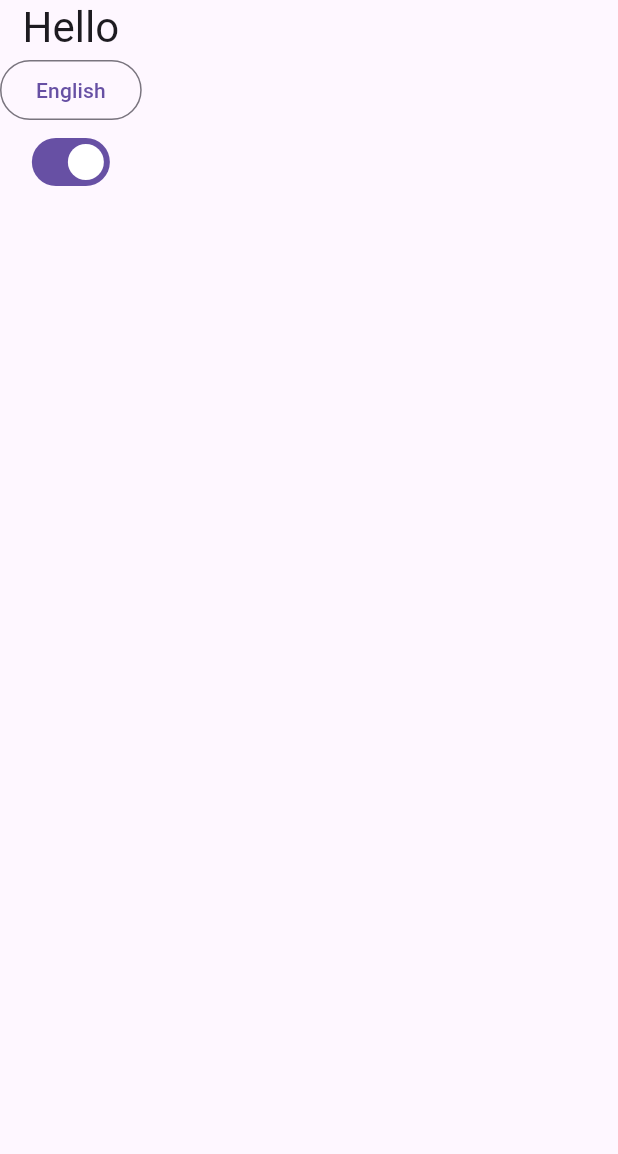
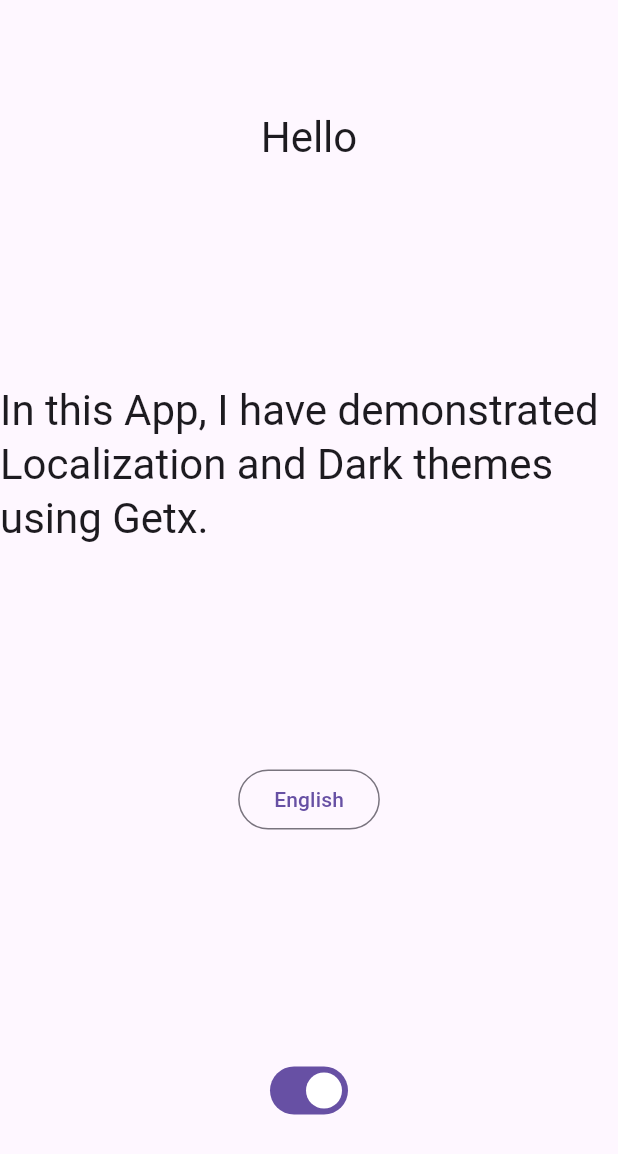
Before and after one commit to mehdinathani/flutter-getx-localization-demo, a Flutter app: the screen it shows after launch, on a phone screen of 412 x 824 dp. Shown: the top 1154 px of the screen. Run offline on Flutter 3.47's test engine with Material 3 defaults, Android fonts, the light colour scheme and no system bars; our stand-ins replace get.

Commit message:
update basic localization and dark theme

```diff
--- a/lib/home_view.dart
+++ b/lib/home_view.dart
@@ -14,11 +14,17 @@ class _HomeViewState extends State<HomeView> {
   @override
   Widget build(BuildContext context) {
     return Scaffold(
-      body: Column(
-        mainAxisAlignment: MainAxisAlignment.start,
+      body: Center(
+        child: Column(
+          mainAxisAlignment: MainAxisAlignment.spaceAround,
+          crossAxisAlignment: CrossAxisAlignment.center,
           children: [
             Text(
               'greeting'.tr,
+              style: Theme.of(context).textTheme.headlineMedium,
+            ),
+            Text(
+              'app_explain'.tr,
               style: Theme.of(context).textTheme.headlineMedium,
             ),
             OutlinedButton(
@@ -41,7 +47,9 @@ class _HomeViewState extends State<HomeView> {
                 });
               },
             ),
+            // Text("Switch to ${isLightTheme ? "Dart Theme" : "Light Theme"}")
           ],
+        ),
       ),
     );
   }
--- a/lib/languages.dart
+++ b/lib/languages.dart
@@ -5,12 +5,17 @@ class Launguages extends Translations {
   Map<String, Map<String, String>> get keys => {
         'ur_PK': {
           'greeting': 'سلام',
+          'app_explain':
+              "اس ایپ میں، میں نے گیٹ ایکس کا استعمال کرتے ہوئے لوکلائزیشن اور ڈارک تھیمز کا مظاہرہ کیا ہے۔"
         },
         'ja_JP': {
           'greeting': 'こんにちは',
+          'app_expain': "このアプリでは、Getx を使用してローカリゼーションとダーク テーマをデモンストレーションしました。"
         },
         'en_US': {
           'greeting': 'Hello',
+          'app_explain':
+              "In this App, I have demonstrated Localization and Dark themes using Getx."
         },
       };
 }
```
Lines whose indentation alone changed are shown as unchanged.
